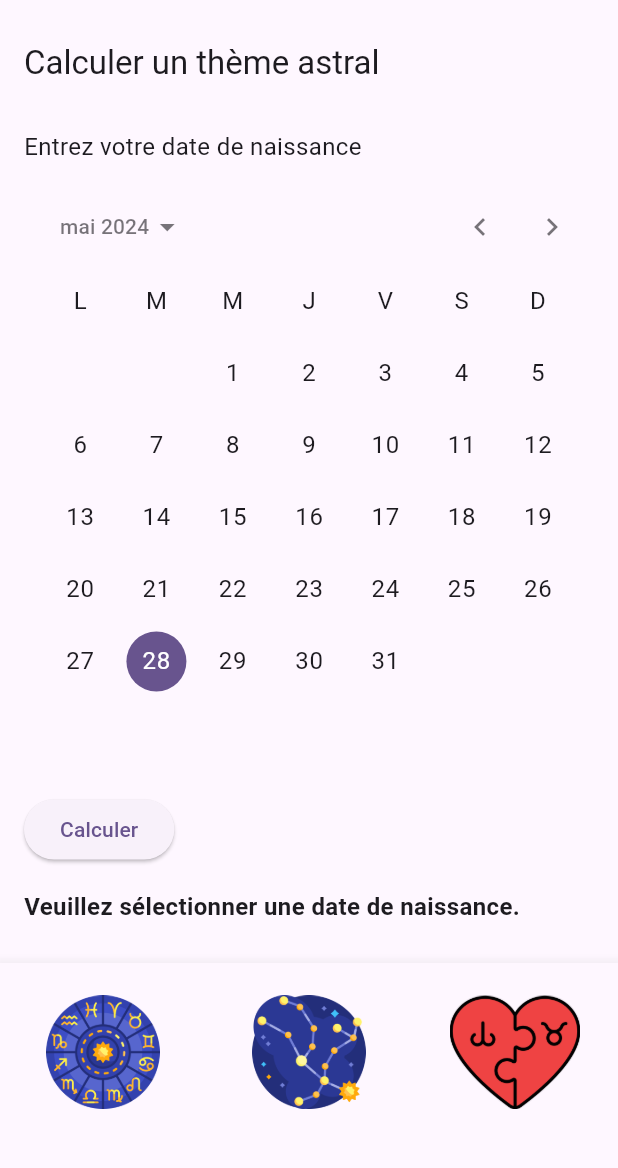
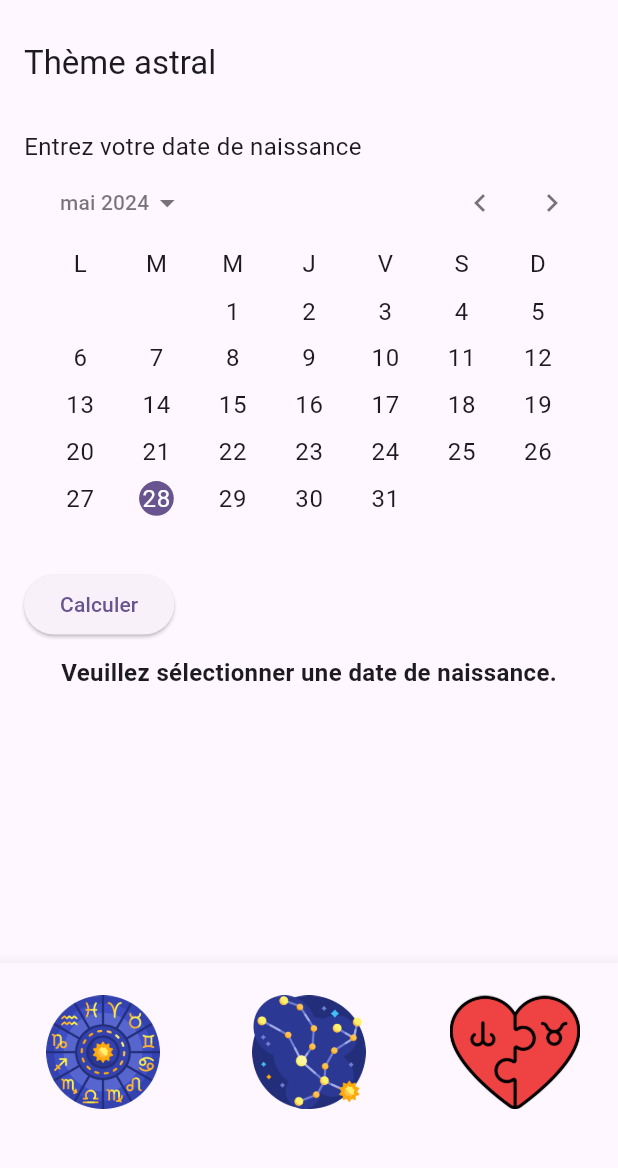
Before and after one commit to Eponas/Boule-de-crystal, a Flutter app: the screen it shows after launch, item 2 of the bottom bar chosen, after a tap on "Calculer", on a phone screen of 412 x 824 dp, the part 63-1231 px from its top. Run offline on Flutter 3.47's test engine with Material 3 defaults, Android fonts, the phone set to English and light mode, and no system bars; our stand-ins replace sqflite; accounts and stored records are empty.

Commit message:
Fix bug in display in AstralThemePage because of CalendarDatePicker too big for the screen

```diff
--- a/Boule_de_Crystal/lib/pages/astral_theme_page.dart
+++ b/Boule_de_Crystal/lib/pages/astral_theme_page.dart
@@ -11,11 +11,23 @@ class _ThemeAstralPageState extends State<ThemeAstralPage> {
   DateTime? _selectedDate;
   String? _resultMessage;
 
+  void _calculate() {
+    if (_selectedDate != null) {
+      setState(() {
+        _resultMessage = 'Votre thème astral pour le ${_selectedDate!.toLocal().toString().split(' ')[0]}';
+      });
+    } else {
+      setState(() {
+        _resultMessage = 'Veuillez sélectionner une date de naissance.';
+      });
+    }
+  }
+
   @override
   Widget build(BuildContext context) {
     return Scaffold(
       appBar: AppBar(
-        title: const Text('Calculer un thème astral'),
+        title: const Text('Thème astral'),
       ),
       body: Padding(
         padding: const EdgeInsets.all(16.0),
@@ -26,8 +38,9 @@ class _ThemeAstralPageState extends State<ThemeAstralPage> {
               'Entrez votre date de naissance',
               style: TextStyle(fontSize: 16.0),
             ),
-            const SizedBox(height: 16),
-            CalendarDatePicker(
+            SizedBox(
+              height: 270,
+              child: CalendarDatePicker(
                 initialDate: _selectedDate ?? DateTime.now(),
                 firstDate: DateTime(1900),
                 lastDate: DateTime(2100),
@@ -38,14 +51,14 @@ class _ThemeAstralPageState extends State<ThemeAstralPage> {
                   });
                 },
               ),
-            const SizedBox(height: 16),
+            ),
             ElevatedButton(
               onPressed: _calculate,
               child: const Text('Calculer'),
             ),
+            const SizedBox(height: 10),
             if (_resultMessage != null)
-              Padding(
-                padding: const EdgeInsets.only(top: 16.0),
+              Center(
                 child: Text(
                   _resultMessage!,
                   style: const TextStyle(fontSize: 16.0, fontWeight: FontWeight.bold),
@@ -56,16 +69,4 @@ class _ThemeAstralPageState extends State<ThemeAstralPage> {
       ),
     );
   }
-
-  void _calculate() {
-    if (_selectedDate != null) {
-      setState(() {
-        _resultMessage = 'Votre thème astral pour la date de naissance sélectionnée : ${_selectedDate!.toLocal().toString().split(' ')[0]}';
-      });
-    } else {
-      setState(() {
-        _resultMessage = 'Veuillez sélectionner une date de naissance.';
-      });
 }
-  }
-}
```
Lines whose indentation alone changed are shown as unchanged.
